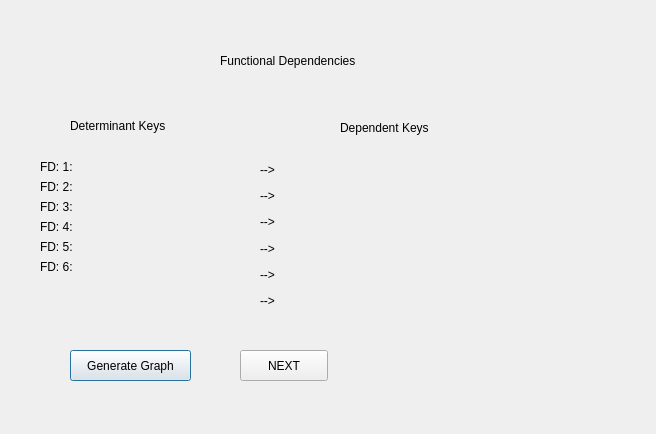
Qt form dialog_fd_display.ui (shanidchamal/ADN) before a commit.
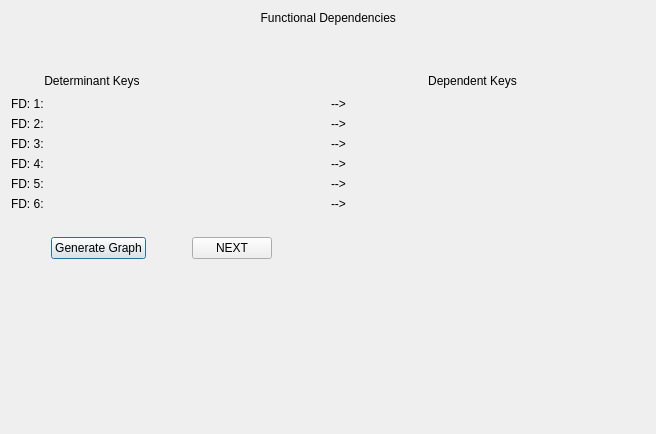
The same form after that commit.

Commit message: {Sprint 2} GUI layout fixes

Diff of the .ui file:
```diff
--- a/dialog_fd_display.ui
+++ b/dialog_fd_display.ui
@@ -13,54 +13,97 @@
   <property name="windowTitle">
    <string>Dialog</string>
   </property>
+  <layout class="QGridLayout" name="gridLayout">
+   <item row="0" column="0">
+    <layout class="QVBoxLayout" name="verticalLayout">
+     <item>
   <widget class="QLabel" name="label">
-   <property name="geometry">
-    <rect>
-     <x>220</x>
-     <y>40</y>
-     <width>171</width>
-     <height>41</height>
-    </rect>
+       <property name="sizePolicy">
+        <sizepolicy hsizetype="Fixed" vsizetype="Fixed">
+         <horstretch>0</horstretch>
+         <verstretch>0</verstretch>
+        </sizepolicy>
    </property>
    <property name="text">
-    <string>Functional Dependencies</string>
-   </property>
-  </widget>
+        <string>                                                                           Functional Dependencies</string>
+       </property>
+      </widget>
+     </item>
+     <item>
+      <spacer name="verticalSpacer_3">
+       <property name="orientation">
+        <enum>Qt::Vertical</enum>
+       </property>
+       <property name="sizeType">
+        <enum>QSizePolicy::Fixed</enum>
+       </property>
+       <property name="sizeHint" stdset="0">
+        <size>
+         <width>20</width>
+         <height>40</height>
+        </size>
+       </property>
+      </spacer>
+     </item>
+     <item>
+      <layout class="QHBoxLayout" name="horizontalLayout_2">
+       <item>
   <widget class="QLabel" name="label_8">
-   <property name="geometry">
-    <rect>
-     <x>70</x>
-     <y>110</y>
-     <width>141</width>
-     <height>31</height>
-    </rect>
+         <property name="sizePolicy">
+          <sizepolicy hsizetype="Fixed" vsizetype="Fixed">
+           <horstretch>0</horstretch>
+           <verstretch>0</verstretch>
+          </sizepolicy>
    </property>
    <property name="text">
-    <string>Determinant Keys</string>
-   </property>
-  </widget>
+          <string>          Determinant Keys</string>
+         </property>
+        </widget>
+       </item>
+       <item>
+        <spacer name="horizontalSpacer_2">
+         <property name="orientation">
+          <enum>Qt::Horizontal</enum>
+         </property>
+         <property name="sizeHint" stdset="0">
+          <size>
+           <width>40</width>
+           <height>20</height>
+          </size>
+         </property>
+        </spacer>
+       </item>
+       <item>
   <widget class="QLabel" name="label_15">
-   <property name="geometry">
-    <rect>
-     <x>340</x>
-     <y>120</y>
-     <width>111</width>
-     <height>16</height>
-    </rect>
+         <property name="sizePolicy">
+          <sizepolicy hsizetype="Fixed" vsizetype="Fixed">
+           <horstretch>0</horstretch>
+           <verstretch>0</verstretch>
+          </sizepolicy>
    </property>
    <property name="text">
-    <string>Dependent Keys</string>
-   </property>
-  </widget>
-  <widget class="QWidget" name="layoutWidget">
-   <property name="geometry">
-    <rect>
-     <x>40</x>
-     <y>160</y>
-     <width>181</width>
-     <height>151</height>
-    </rect>
-   </property>
+          <string>                                              Dependent Keys</string>
+         </property>
+        </widget>
+       </item>
+       <item>
+        <spacer name="horizontalSpacer_4">
+         <property name="orientation">
+          <enum>Qt::Horizontal</enum>
+         </property>
+         <property name="sizeHint" stdset="0">
+          <size>
+           <width>40</width>
+           <height>20</height>
+          </size>
+         </property>
+        </spacer>
+       </item>
+      </layout>
+     </item>
+     <item>
+      <layout class="QHBoxLayout" name="horizontalLayout_3">
+       <item>
    <layout class="QFormLayout" name="formLayout">
     <item row="0" column="0">
      <widget class="QLabel" name="label_2">
@@ -69,6 +112,13 @@
       </property>
      </widget>
     </item>
+         <item row="0" column="1">
+          <widget class="QLabel" name="label_9">
+           <property name="text">
+            <string/>
+           </property>
+          </widget>
+         </item>
     <item row="1" column="0">
      <widget class="QLabel" name="label_3">
       <property name="text">
@@ -76,6 +126,13 @@
       </property>
      </widget>
     </item>
+         <item row="1" column="1">
+          <widget class="QLabel" name="label_10">
+           <property name="text">
+            <string/>
+           </property>
+          </widget>
+         </item>
     <item row="2" column="0">
      <widget class="QLabel" name="label_4">
       <property name="text">
@@ -83,6 +140,27 @@
       </property>
      </widget>
     </item>
+         <item row="2" column="1">
+          <widget class="QLabel" name="label_11">
+           <property name="text">
+            <string/>
+           </property>
+          </widget>
+         </item>
+         <item row="3" column="0">
+          <widget class="QLabel" name="label_5">
+           <property name="text">
+            <string>FD: 4:</string>
+           </property>
+          </widget>
+         </item>
+         <item row="3" column="1">
+          <widget class="QLabel" name="label_12">
+           <property name="text">
+            <string/>
+           </property>
+          </widget>
+         </item>
     <item row="4" column="0">
      <widget class="QLabel" name="label_6">
       <property name="text">
@@ -90,6 +168,13 @@
       </property>
      </widget>
     </item>
+         <item row="4" column="1">
+          <widget class="QLabel" name="label_13">
+           <property name="text">
+            <string/>
+           </property>
+          </widget>
+         </item>
     <item row="5" column="0">
      <widget class="QLabel" name="label_7">
       <property name="text">
@@ -97,41 +182,6 @@
       </property>
      </widget>
     </item>
-    <item row="0" column="1">
-     <widget class="QLabel" name="label_9">
-      <property name="text">
-       <string/>
-      </property>
-     </widget>
-    </item>
-    <item row="1" column="1">
-     <widget class="QLabel" name="label_10">
-      <property name="text">
-       <string/>
-      </property>
-     </widget>
-    </item>
-    <item row="2" column="1">
-     <widget class="QLabel" name="label_11">
-      <property name="text">
-       <string/>
-      </property>
-     </widget>
-    </item>
-    <item row="3" column="1">
-     <widget class="QLabel" name="label_12">
-      <property name="text">
-       <string/>
-      </property>
-     </widget>
-    </item>
-    <item row="4" column="1">
-     <widget class="QLabel" name="label_13">
-      <property name="text">
-       <string/>
-      </property>
-     </widget>
-    </item>
     <item row="5" column="1">
      <widget class="QLabel" name="label_14">
       <property name="text">
@@ -139,24 +189,9 @@
       </property>
      </widget>
     </item>
-    <item row="3" column="0">
-     <widget class="QLabel" name="label_5">
-      <property name="text">
-       <string>FD: 4:</string>
-      </property>
-     </widget>
-    </item>
-   </layout>
-  </widget>
-  <widget class="QWidget" name="layoutWidget_2">
-   <property name="geometry">
-    <rect>
-     <x>320</x>
-     <y>160</y>
-     <width>321</width>
-     <height>151</height>
-    </rect>
-   </property>
+        </layout>
+       </item>
+       <item>
    <layout class="QFormLayout" name="formLayout_2">
     <item row="0" column="1">
      <widget class="QLabel" name="label_22">
@@ -200,101 +235,147 @@
       </property>
      </widget>
     </item>
-   </layout>
-  </widget>
-  <widget class="QWidget" name="layoutWidget">
-   <property name="geometry">
-    <rect>
-     <x>260</x>
-     <y>160</y>
-     <width>18</width>
-     <height>151</height>
-    </rect>
-   </property>
-   <layout class="QVBoxLayout" name="verticalLayout">
-    <item>
-     <widget class="QLabel" name="label_28">
-      <property name="text">
-       <string>--&gt;</string>
-      </property>
-     </widget>
-    </item>
-    <item>
+         <item row="1" column="0">
      <widget class="QLabel" name="label_19">
       <property name="text">
        <string>--&gt;</string>
       </property>
      </widget>
     </item>
-    <item>
+         <item row="2" column="0">
      <widget class="QLabel" name="label_20">
       <property name="text">
        <string>--&gt;</string>
       </property>
      </widget>
     </item>
-    <item>
+         <item row="3" column="0">
      <widget class="QLabel" name="label_21">
       <property name="text">
        <string>--&gt;</string>
       </property>
      </widget>
     </item>
-    <item>
+         <item row="4" column="0">
      <widget class="QLabel" name="label_29">
       <property name="text">
        <string>--&gt;</string>
       </property>
      </widget>
     </item>
-    <item>
+         <item row="5" column="0">
      <widget class="QLabel" name="label_30">
       <property name="text">
        <string>--&gt;</string>
       </property>
      </widget>
     </item>
-   </layout>
-  </widget>
+         <item row="0" column="0">
+          <widget class="QLabel" name="label_28">
+           <property name="text">
+            <string>--&gt;</string>
+           </property>
+          </widget>
+         </item>
+        </layout>
+       </item>
+      </layout>
+     </item>
+     <item>
+      <spacer name="verticalSpacer">
+       <property name="orientation">
+        <enum>Qt::Vertical</enum>
+       </property>
+       <property name="sizeType">
+        <enum>QSizePolicy::Fixed</enum>
+       </property>
+       <property name="sizeHint" stdset="0">
+        <size>
+         <width>20</width>
+         <height>20</height>
+        </size>
+       </property>
+      </spacer>
+     </item>
+     <item>
+      <layout class="QHBoxLayout" name="horizontalLayout">
+       <item>
+        <spacer name="horizontalSpacer">
+         <property name="orientation">
+          <enum>Qt::Horizontal</enum>
+         </property>
+         <property name="sizeType">
+          <enum>QSizePolicy::Fixed</enum>
+         </property>
+         <property name="sizeHint" stdset="0">
+          <size>
+           <width>40</width>
+           <height>20</height>
+          </size>
+         </property>
+        </spacer>
+       </item>
+       <item>
   <widget class="QPushButton" name="graph_Button">
-   <property name="geometry">
-    <rect>
-     <x>70</x>
-     <y>350</y>
-     <width>121</width>
-     <height>31</height>
-    </rect>
-   </property>
    <property name="text">
     <string>Generate Graph</string>
    </property>
   </widget>
-  <widget class="QLabel" name="label_graph">
-   <property name="geometry">
-    <rect>
-     <x>370</x>
-     <y>360</y>
-     <width>58</width>
-     <height>18</height>
-    </rect>
-   </property>
-   <property name="text">
-    <string/>
-   </property>
-  </widget>
+       </item>
+       <item>
+        <spacer name="horizontalSpacer_5">
+         <property name="orientation">
+          <enum>Qt::Horizontal</enum>
+         </property>
+         <property name="sizeType">
+          <enum>QSizePolicy::Fixed</enum>
+         </property>
+         <property name="sizeHint" stdset="0">
+          <size>
+           <width>40</width>
+           <height>20</height>
+          </size>
+         </property>
+        </spacer>
+       </item>
+       <item>
   <widget class="QPushButton" name="nextButton">
-   <property name="geometry">
-    <rect>
-     <x>240</x>
-     <y>350</y>
-     <width>88</width>
-     <height>31</height>
-    </rect>
-   </property>
    <property name="text">
     <string>NEXT</string>
    </property>
   </widget>
+       </item>
+       <item>
+        <spacer name="horizontalSpacer_3">
+         <property name="orientation">
+          <enum>Qt::Horizontal</enum>
+         </property>
+         <property name="sizeHint" stdset="0">
+          <size>
+           <width>40</width>
+           <height>20</height>
+          </size>
+         </property>
+        </spacer>
+       </item>
+      </layout>
+     </item>
+    </layout>
+   </item>
+   <item row="1" column="0">
+    <spacer name="verticalSpacer_2">
+     <property name="orientation">
+      <enum>Qt::Vertical</enum>
+     </property>
+     <property name="sizeHint" stdset="0">
+      <size>
+       <width>20</width>
+       <height>40</height>
+      </size>
+     </property>
+    </spacer>
+   </item>
+  </layout>
  </widget>
  <resources/>
  <connections/>
```
Lines whose indentation alone changed are shown as unchanged. The commit also changes 9 other files.
